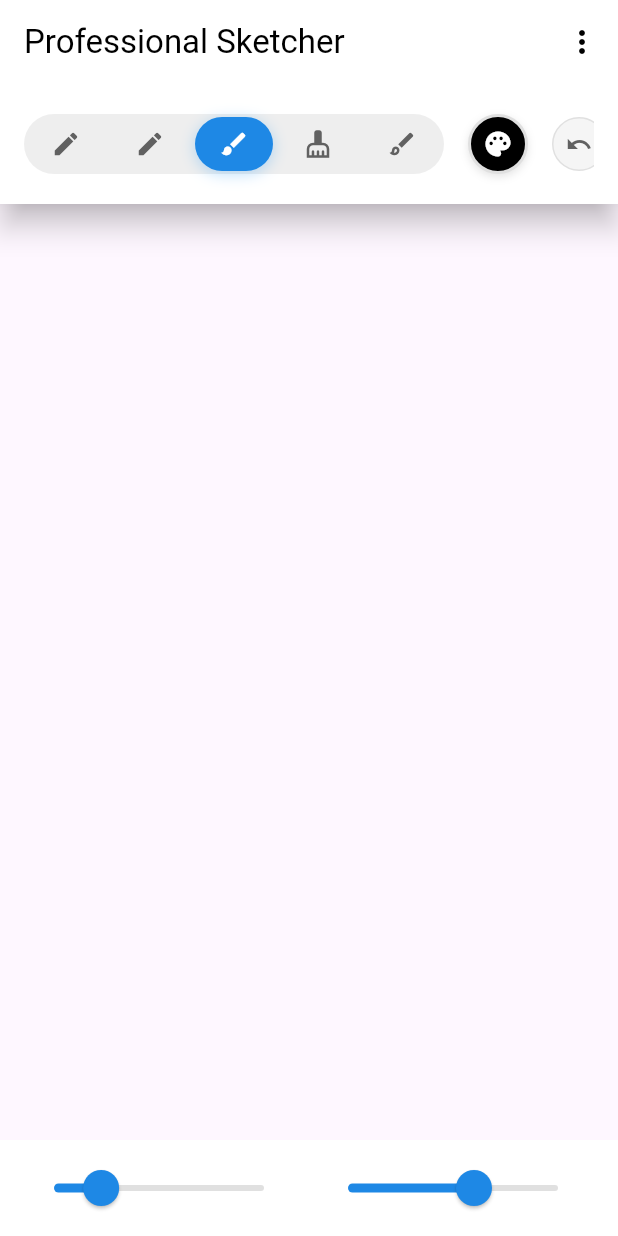
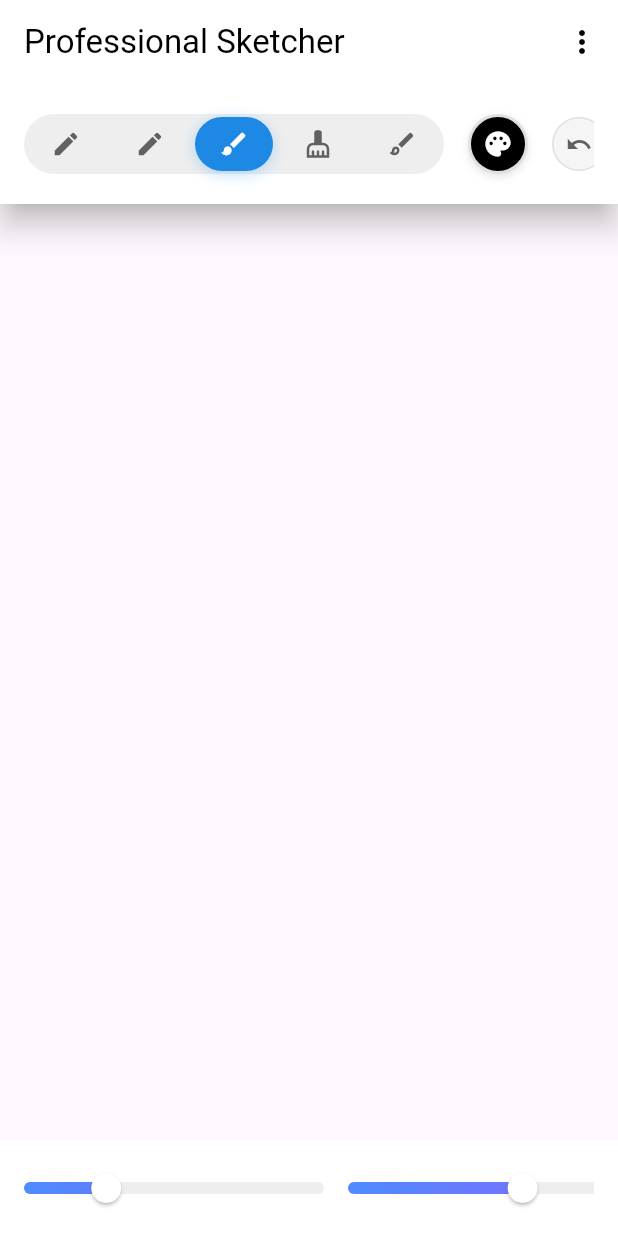
Before and after one commit to kazerdira/sketcher, a Flutter app: the screen it shows after launch, after a tap on the "brush" icon, on a phone screen of 412 x 824 dp. Run offline on Flutter 3.47's test engine with Material 3 defaults, Android fonts, the phone set to English and light mode, and no system bars; our stand-ins replace flutter_colorpicker, get, image_picker.

Commit message:
UI: Add ProSlider (gradient track, compact header). Replace bottom inline sliders for brush size, stroke opacity, image opacity; preserve keys and behavior.

```diff
--- a/lib/widgets/drawing_canvas.dart
+++ b/lib/widgets/drawing_canvas.dart
@@ -394,45 +394,45 @@ class _DrawingCanvasState extends State<DrawingCanvas> {
                   const SizedBox(width: 8),
                 ],
                 SizedBox(
-                  width: 180,
-                  child: _buildModernSlider(
-                    'Brush Size',
-                    controller.brushSize.value,
-                    1.0,
-                    50.0,
-                    (value) => controller.setBrushSize(value),
-                    Icons.brush,
+                  width: 200,
+                  child: ProSlider(
+                    label: 'Brush Size',
+                    value: controller.brushSize.value,
+                    min: 1.0,
+                    max: 50.0,
+                    icon: Icons.brush,
+                    compact: true,
                     sliderKey: const Key('brush-size-slider'),
-                    compact: true,
+                    onChanged: (v) => controller.setBrushSize(v),
                   ),
                 ),
                 const SizedBox(width: 16),
                 SizedBox(
-                  width: 180,
-                  child: _buildModernSlider(
-                    'Stroke Opacity',
-                    controller.toolOpacity.value,
-                    0.0,
-                    1.0,
-                    (value) => controller.setOpacity(value),
-                    Icons.opacity,
+                  width: 200,
+                  child: ProSlider(
+                    label: 'Stroke Opacity',
+                    value: controller.toolOpacity.value,
+                    min: 0.0,
+                    max: 1.0,
+                    icon: Icons.opacity,
+                    compact: true,
                     sliderKey: const Key('stroke-opacity-slider'),
-                    compact: true,
+                    onChanged: (v) => controller.setOpacity(v),
                   ),
                 ),
                 if (controller.backgroundImage.value != null) ...[
                   const SizedBox(width: 16),
                   SizedBox(
-                    width: 180,
-                    child: _buildModernSlider(
-                      'Image Opacity',
-                      controller.imageOpacity.value,
-                      0.0,
-                      1.0,
-                      (value) => controller.setImageOpacity(value),
-                      Icons.image,
+                    width: 200,
+                    child: ProSlider(
+                      label: 'Image Opacity',
+                      value: controller.imageOpacity.value,
+                      min: 0.0,
+                      max: 1.0,
+                      icon: Icons.image,
+                      compact: true,
                       sliderKey: const Key('image-opacity-slider'),
-                      compact: true,
+                      onChanged: (v) => controller.setImageOpacity(v),
                     ),
                   ),
                 ],
@@ -1505,3 +1505,148 @@ class _DrawingCanvasState extends State<DrawingCanvas> {
     }
   }
 }
+
+// Professional, compact slider used in the bottom inline controls
+class ProSlider extends StatelessWidget {
+  final String label;
+  final double value;
+  final double min;
+  final double max;
+  final ValueChanged<double> onChanged;
+  final IconData icon;
+  final bool compact;
+  final Key? sliderKey;
+
+  const ProSlider({
+    super.key,
+    required this.label,
+    required this.value,
+    required this.min,
+    required this.max,
+    required this.onChanged,
+    required this.icon,
+    this.compact = false,
+    this.sliderKey,
+  });
+
+  @override
+  Widget build(BuildContext context) {
+    final gradient = const LinearGradient(
+      colors: [Color(0xFF4F8BFF), Color(0xFF8A63FF)],
+    );
+
+    return Column(
+      crossAxisAlignment: CrossAxisAlignment.start,
+      children: [
+        if (!compact) ...[
+          Row(
+            children: [
+              Icon(icon, size: 18, color: Colors.grey[700]),
+              const SizedBox(width: 6),
+              Expanded(
+                child: Text(
+                  label,
+                  overflow: TextOverflow.ellipsis,
+                  style: const TextStyle(
+                      fontSize: 14, fontWeight: FontWeight.w600),
+                ),
+              ),
+              const SizedBox(width: 6),
+              Container(
+                padding: const EdgeInsets.symmetric(horizontal: 8, vertical: 2),
+                decoration: BoxDecoration(
+                  color: Colors.grey[100],
+                  borderRadius: BorderRadius.circular(10),
+                  border: Border.all(color: Colors.grey[300]!),
+                ),
+                child: Text(
+                  value.toStringAsFixed(1),
+                  style: const TextStyle(
+                      fontSize: 11, fontWeight: FontWeight.w500),
+                ),
+              ),
+            ],
+          ),
+          const SizedBox(height: 6),
+        ],
+        SliderTheme(
+          data: SliderTheme.of(context).copyWith(
+            trackHeight: 8,
+            activeTrackColor: Colors.transparent,
+            inactiveTrackColor: Colors.transparent,
+            thumbColor: Colors.white,
+            overlayColor: const Color(0xFF4F8BFF).withOpacity(0.15),
+            thumbShape: const RoundSliderThumbShape(enabledThumbRadius: 10),
+            overlayShape: const RoundSliderOverlayShape(overlayRadius: 18),
+            trackShape: ProGradientTrackShape(
+              gradient: gradient,
+              inactiveColor: Colors.grey[200]!,
+            ),
+          ),
+          child: Slider(
+            key: sliderKey,
+            value: value.clamp(min, max),
+            min: min,
+            max: max,
+            onChanged: onChanged,
+          ),
+        ),
+      ],
+    );
+  }
+}
+
+class ProGradientTrackShape extends RoundedRectSliderTrackShape {
+  final LinearGradient gradient;
+  final Color inactiveColor;
+
+  const ProGradientTrackShape({
+    required this.gradient,
+    required this.inactiveColor,
+  });
+
+  @override
+  void paint(
+    PaintingContext context,
+    Offset offset, {
+    required RenderBox parentBox,
+    Offset? secondaryOffset,
+    required SliderThemeData sliderTheme,
+    required Animation<double> enableAnimation,
+    required TextDirection textDirection,
+    required Offset thumbCenter,
+    bool isDiscrete = false,
+    bool isEnabled = false,
+    double additionalActiveTrackHeight = 2,
+  }) {
+    final Canvas canvas = context.canvas;
+    final double trackHeight = sliderTheme.trackHeight ?? 4;
+    final Rect trackRect = Rect.fromLTWH(
+      offset.dx,
+      offset.dy + (parentBox.size.height - trackHeight) / 2,
+      parentBox.size.width,
+      trackHeight,
+    );
+    final RRect rRect = RRect.fromRectAndRadius(
+      trackRect,
+      Radius.circular(trackHeight / 2),
+    );
+
+    final Paint inactivePaint = Paint()..color = inactiveColor;
+    canvas.drawRRect(rRect, inactivePaint);
+
+    final bool ltr = textDirection == TextDirection.ltr;
+    Rect activeRect = ltr
+        ? Rect.fromLTRB(
+            trackRect.left, trackRect.top, thumbCenter.dx, trackRect.bottom)
+        : Rect.fromLTRB(
+            thumbCenter.dx, trackRect.top, trackRect.right, trackRect.bottom);
+
+    final Paint activePaint = Paint()
+      ..shader = gradient.createShader(trackRect);
+    canvas.save();
+    canvas.clipRRect(rRect);
+    canvas.drawRect(activeRect, activePaint);
+    canvas.restore();
+  }
+}
```
